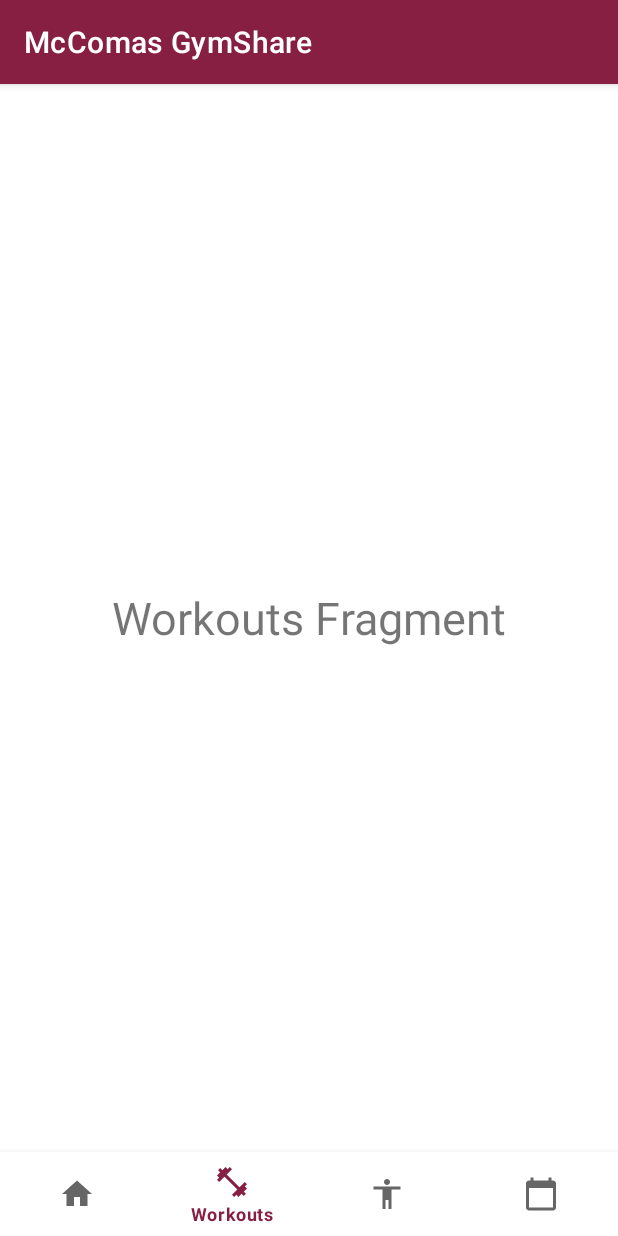
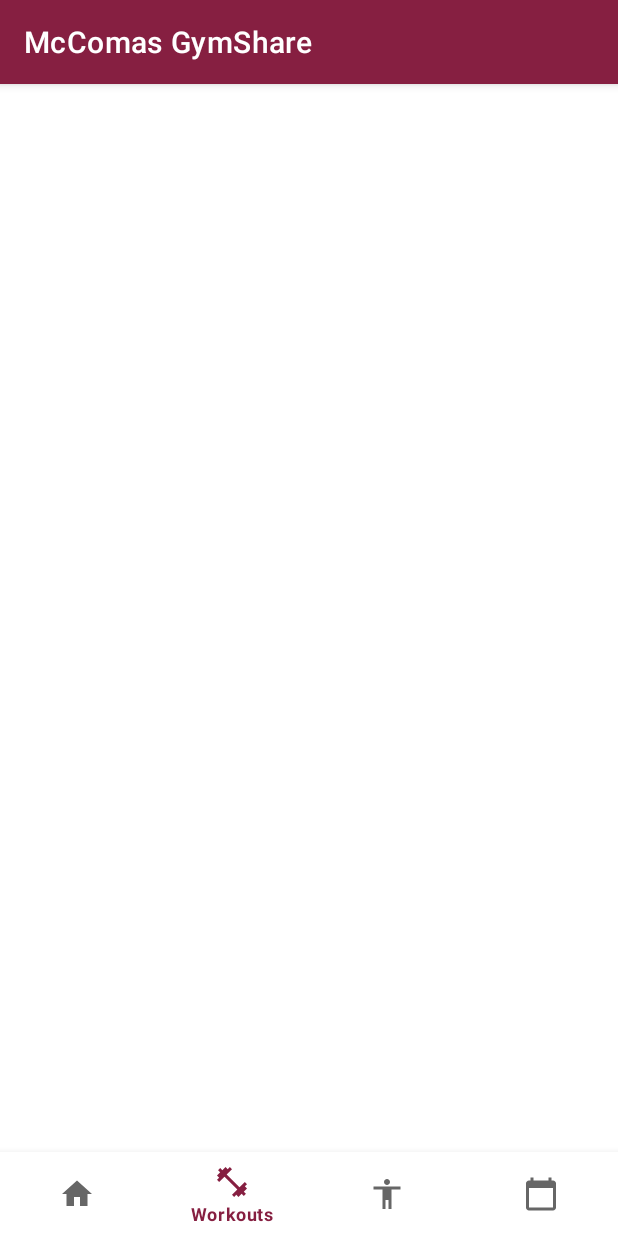
Before and after one commit to ryanmaxey6/McComas-GymShare, an Android app: the screen it shows after launch (MainActivity), item 2 of the bottom bar chosen, on a phone screen of 412 x 824 dp. Run offline under Robolectric (Android 15) with nearby library versions, the phone set to English and light mode, and no system bars.

Commit message:
Added recyclerView for workouts

```diff
--- a/app/build.gradle
+++ b/app/build.gradle
@@ -1,6 +1,5 @@
 plugins {
     id 'com.android.application'
-    id 'com.google.gms.google-services'
 }
 
 android {
@@ -34,7 +33,6 @@ dependencies {
     implementation 'androidx.appcompat:appcompat:1.2.0'
     implementation 'com.google.android.material:material:1.3.0'
     implementation 'androidx.constraintlayout:constraintlayout:2.0.4'
-    implementation 'com.google.firebase:firebase-database:19.7.0'
     testImplementation 'junit:junit:4.+'
     androidTestImplementation 'androidx.test.ext:junit:1.1.2'
     androidTestImplementation 'androidx.test.espresso:espresso-core:3.3.0'
--- /dev/null
+++ b/app/src/main/java/com/example/mccomasgymshare/WorkoutAdapter.java
@@ -0,0 +1,53 @@
+package com.example.mccomasgymshare;
+
+import android.content.Context;
+import android.view.ContextMenu;
+import android.view.LayoutInflater;
+import android.view.View;
+import android.view.ViewGroup;
+import android.widget.TextView;
+
+import androidx.annotation.NonNull;
+import androidx.recyclerview.widget.RecyclerView;
+
+import java.util.ArrayList;
+
+public class WorkoutAdapter extends RecyclerView.Adapter<WorkoutAdapter.ViewHolder> {
+
+    Context context;
+    ArrayList<Workout> workouts;
+
+    public WorkoutAdapter(Context context, ArrayList<Workout> workouts) {
+        this.context = context;
+        this.workouts = workouts;
+    }
+
+    @NonNull
+    @Override
+    public ViewHolder onCreateViewHolder(@NonNull ViewGroup parent, int viewType) {
+        View v = LayoutInflater.from(context).inflate(R.layout.item_workout, parent, false);
+        return new ViewHolder(v);
+    }
+
+    @Override
+    public void onBindViewHolder(@NonNull ViewHolder holder, int position) {
+        Workout workout = workouts.get(position);
+        holder.tvTitle.setText(workout.getTitle());
+    }
+
+    @Override
+    public int getItemCount() {
+        return workouts.size();
+    }
+
+    public static class ViewHolder extends RecyclerView.ViewHolder {
+
+        TextView tvTitle;
+
+        public ViewHolder(@NonNull View itemView) {
+            super(itemView);
+
+            tvTitle = itemView.findViewById(R.id.tvTitle);
+        }
+    }
+}
--- a/app/src/main/java/com/example/mccomasgymshare/WorkoutsFragment.java
+++ b/app/src/main/java/com/example/mccomasgymshare/WorkoutsFragment.java
@@ -8,12 +8,31 @@ import android.view.ViewGroup;
 import androidx.annotation.NonNull;
 import androidx.annotation.Nullable;
 import androidx.fragment.app.Fragment;
+import androidx.recyclerview.widget.LinearLayoutManager;
+import androidx.recyclerview.widget.RecyclerView;
+
+import java.util.ArrayList;
 
 public class WorkoutsFragment extends Fragment {
+
+    private RecyclerView recyclerView;
+    private WorkoutAdapter adapter;
+    private ArrayList<Workout> workouts;
 
     @Nullable
     @Override
     public View onCreateView(@NonNull LayoutInflater inflater, @Nullable ViewGroup container, @Nullable Bundle savedInstanceState) {
-        return inflater.inflate(R.layout.fragment_workouts, container, false);
+        View view = inflater.inflate(R.layout.fragment_workouts, container, false);
+
+        recyclerView = view.findViewById(R.id.rvWorkouts);
+        recyclerView.setHasFixedSize(true);
+        recyclerView.setLayoutManager(new LinearLayoutManager(view.getContext()));
+
+        workouts = new ArrayList<>();
+        adapter = new WorkoutAdapter(view.getContext(), workouts);
+
+        recyclerView.setAdapter(adapter);
+
+        return view;
     }
 }
--- a/app/src/main/res/layout/fragment_workouts.xml
+++ b/app/src/main/res/layout/fragment_workouts.xml
@@ -2,11 +2,8 @@
 <RelativeLayout xmlns:android="http://schemas.android.com/apk/res/android"
     android:layout_width="match_parent" android:layout_height="match_parent">
 
-    <TextView
-        android:layout_width="wrap_content"
-        android:layout_height="wrap_content"
-        android:text="Workouts Fragment"
-        android:textSize="30sp"
-        android:layout_centerInParent="true"/>
-
+    <androidx.recyclerview.widget.RecyclerView
+        android:id="@+id/rvWorkouts"
+        android:layout_width="match_parent"
+        android:layout_height="match_parent" />
 </RelativeLayout>
--- a/build.gradle
+++ b/build.gradle
@@ -6,7 +6,6 @@ buildscript {
     }
     dependencies {
         classpath 'com.android.tools.build:gradle:4.1.3'
-        classpath 'com.google.gms:google-services:4.3.5'
 
         // NOTE: Do not place your application dependencies here; they belong
         // in the individual module build.gradle files
```
Also changed, not shown: app/src/main/res/layout/item_workout.xml (added, +24 -0 lines).
